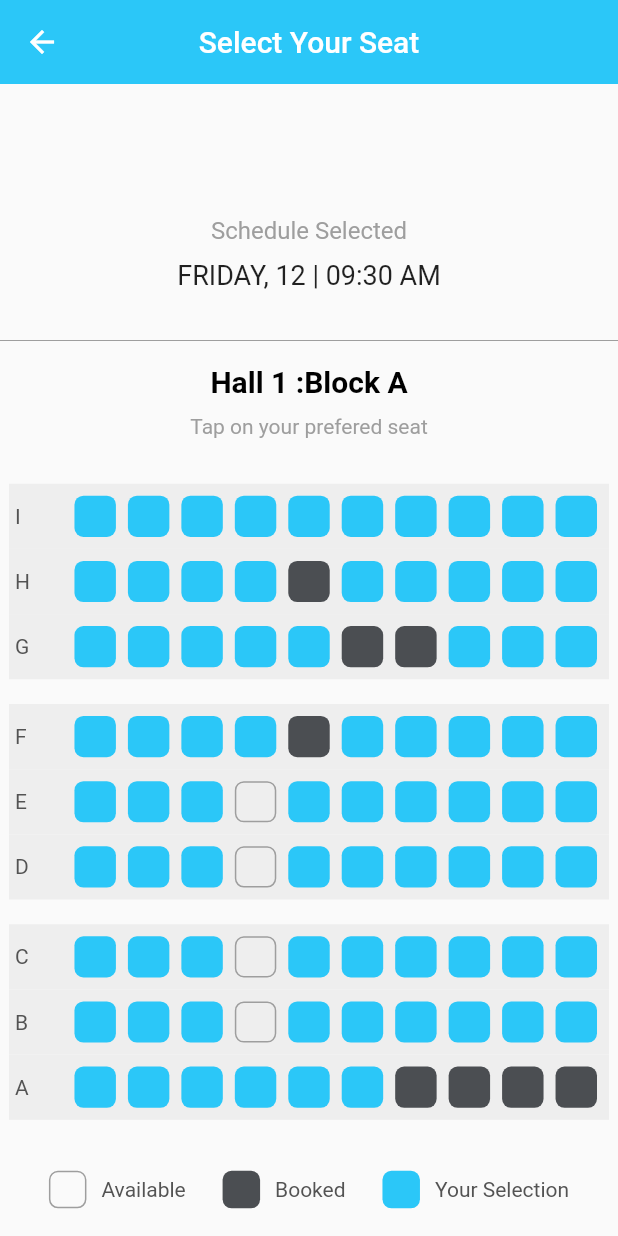
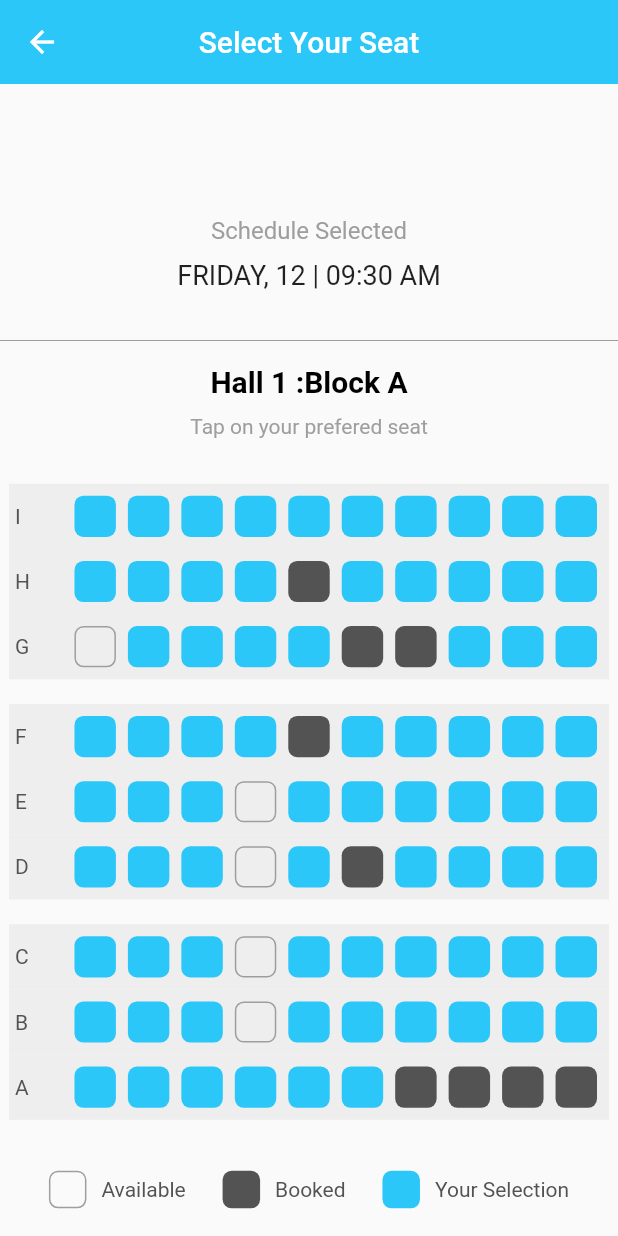
Before and after one commit to tedoham/cinemabook, a Flutter app: the CinemaSeatScreen screen opened directly with empty values, on a phone screen of 412 x 824 dp. Run offline on Flutter 3.47's test engine with Material 2 defaults, Android fonts, the phone set to English and light mode, and no system bars; our stand-ins replace bloc, equatable, flutter_bloc, get_it, google_fonts, image_gallery_saver and 2 more; missing offline and left inert: horizontal_center_date_picker, image_picker_saver, pedantic; network calls fail.

Commit message:
ticket screen with saving image is done

```diff
--- a/lib/presentation/screens/SeatSelector.dart
+++ b/lib/presentation/screens/SeatSelector.dart
@@ -31,10 +31,10 @@ class _SeatSelectorState extends State<SeatSelector> {
     var _chairStatus = [
       [2, 2, 2, 2, 2, 2, 2, 2, 2, 2, 2],
       [2, 2, 2, 2, 3, 2, 2, 2, 2, 2, 2],
-      [2, 2, 2, 2, 2, 3, 3, 2, 2, 2, 2],
+      [1, 2, 2, 2, 2, 3, 3, 2, 2, 2, 2],
       [2, 2, 2, 2, 3, 2, 2, 2, 2, 2, 2],
       [2, 2, 2, 1, 2, 2, 2, 2, 2, 2, 2],
-      [2, 2, 2, 1, 2, 2, 2, 2, 2, 2, 2],
+      [2, 2, 2, 1, 2, 3, 2, 2, 2, 2, 2],
       [2, 2, 2, 1, 2, 2, 2, 2, 2, 2, 2],
       [2, 2, 2, 1, 2, 2, 2, 2, 2, 2, 2],
       [2, 2, 2, 2, 2, 2, 3, 3, 3, 3, 3],
@@ -65,10 +65,10 @@ class _SeatSelectorState extends State<SeatSelector> {
                                 height: size.width / 11 - 10,
                                 margin: EdgeInsets.all(4),
                                 child: _chairStatus[i][x - 1] == 1
-                                    ? BuildChairs.availableChair()
+                                    ? selectedChair("1")
                                     : _chairStatus[i][x - 1] == 2
-                                        ? BuildChairs.selectedChair()
-                                        : BuildChairs.reservedChair(),
+                                        ? selectedChair("2")
+                                        : selectedChair("3"),
                               ),
                       ),
                   ],
@@ -79,6 +79,30 @@ class _SeatSelectorState extends State<SeatSelector> {
       ),
     );
   }
+
+  Widget selectedChair(flag) {
+    return InkWell(
+      child: Container(
+        height: 10.0,
+        width: 10.0,
+        decoration: flag == "1"
+            ? BoxDecoration(
+                border: Border.all(color: Colors.grey),
+                borderRadius: BorderRadius.circular(6.0))
+            : BoxDecoration(
+                color: flag == "2" ? kPrimaryColor : kTextColor,
+                borderRadius: BorderRadius.circular(6.0),
+              ),
+      ),
+      onTap: () {
+        if (flag == "3") {
+          print("You can't change them..");
+        } else {
+          print("Tapped a Container-------" + flag);
+        }
+      },
+    );
+  }
 }
 
 class Seat {
@@ -87,32 +111,28 @@ class Seat {
   Seat({this.isAvailable});
 }
 
-class BuildChairs {
-  static Widget selectedChair() {
-    return Container(
-      height: 10.0,
-      width: 10.0,
-      decoration: BoxDecoration(
-          color: kPrimaryColor, borderRadius: BorderRadius.circular(6.0)),
-    );
-  }
+// class BuildChairs {
+//   // 1 is free seats - gey
+//   // 2 is selected seats - kPrimaryColor
+//   // 3 is reserved seats - kTextDarkColor
+//   static
 
-  static Widget availableChair() {
-    return Container(
-      height: 10.0,
-      width: 10.0,
-      decoration: BoxDecoration(
-          border: Border.all(color: Colors.grey),
-          borderRadius: BorderRadius.circular(6.0)),
-    );
-  }
+// static Widget availableChair() {
+//   return Container(
+//     height: 10.0,
+//     width: 10.0,
+//     decoration: BoxDecoration(
+//         border: Border.all(color: Colors.grey),
+//         borderRadius: BorderRadius.circular(6.0)),
+//   );
+// }
 
-  static Widget reservedChair() {
-    return Container(
-      height: 10.0,
-      width: 10.0,
-      decoration: BoxDecoration(
-          color: kTextDarkColor, borderRadius: BorderRadius.circular(6.0)),
-    );
-  }
-}
+// static Widget reservedChair() {
+//   return Container(
+//     height: 10.0,
+//     width: 10.0,
+//     decoration: BoxDecoration(
+//         color: kTextDarkColor, borderRadius: BorderRadius.circular(6.0)),
+//   );
+// }
+// }
--- a/lib/presentation/screens/cinema_seat_screen.dart
+++ b/lib/presentation/screens/cinema_seat_screen.dart
@@ -1,7 +1,7 @@
 import 'package:cinemabook/data/model/all_movie_model.dart';
 import 'package:cinemabook/presentation/constants.dart';
-import 'package:cinemabook/presentation/screens/CinemaSeatSelector.dart';
 import 'package:cinemabook/presentation/screens/SeatSelector.dart';
+import 'package:cinemabook/presentation/screens/cinema_ticket_screen.dart';
 import 'package:cinemabook/presentation/widgets/Button.dart';
 import 'package:flutter/material.dart';
 
@@ -30,7 +30,102 @@ class _CinemaSeatScreenState extends State<CinemaSeatScreen> {
           mainAxisAlignment: MainAxisAlignment.center,
           children: [
             SizedBox(height: 10),
-            Column(
+            _headMovieInfo(),
+            SizedBox(height: 20),
+            // TicketPage()
+            // FlightTicketApp()
+            // Container(
+            //   color: Colors.grey,
+            SizedBox(height: 5),
+            Divider(color: Colors.grey[500]),
+            // SizedBox(height: 5),
+            _cinemaHallInfo(context),
+            SeatSelector(),
+
+            SizedBox(height: 20),
+
+            _seatInfo(),
+            SizedBox(height: 40),
+
+            _ticketQuantity(),
+            SizedBox(height: 20),
+
+            LargeButton(
+              label: "Confirm your purchase",
+              iconData: Icons.arrow_forward,
+              onTap: () {
+                print("----44444440000000000000--------------->>>>>>>>");
+                Navigator.push(
+                  context,
+                  MaterialPageRoute(builder: (context) => CinemaTicketScreen()),
+                );
+              },
+            ),
+
+            // ),
+          ],
+        ),
+      ),
+    );
+  }
+
+  Container _cinemaHallInfo(BuildContext context) {
+    return Container(
+      // color: Colors.grey[300],
+      width: MediaQuery.of(context).size.width,
+      child: Padding(
+        padding: const EdgeInsets.all(8.0),
+        child: Column(
+          children: [
+            Text(
+              "Hall 1 :Block A",
+              style: TextStyle(
+                fontSize: 20.0,
+                fontWeight: FontWeight.bold,
+                color: Colors.black,
+              ),
+            ),
+            SizedBox(height: 10),
+            Text(
+              "Tap on your prefered seat",
+              style: TextStyle(
+                fontSize: 14.0,
+                color: Colors.grey[500],
+              ),
+            ),
+          ],
+        ),
+      ),
+    );
+  }
+
+  Container _ticketQuantity() {
+    return Container(
+      margin: const EdgeInsets.all(15.0),
+      padding: const EdgeInsets.all(20.0),
+      decoration: BoxDecoration(
+        border: Border.all(color: Colors.grey[400]),
+        borderRadius: BorderRadius.all(Radius.circular(50.0)),
+      ),
+      child: Row(
+        crossAxisAlignment: CrossAxisAlignment.center,
+        mainAxisAlignment: MainAxisAlignment.spaceBetween,
+        children: [
+          Text("TICKET QTY "),
+          _ticketQty("1"),
+          Container(height: 35, child: VerticalDivider(color: Colors.grey)),
+          Text("TOTAL PAYABLE: "),
+          Text(
+            "75 Br",
+            style: TextStyle(color: Colors.black, fontSize: 30),
+          ),
+        ],
+      ),
+    );
+  }
+
+  Column _headMovieInfo() {
+    return Column(
       children: [
         Container(
           padding: EdgeInsets.symmetric(vertical: 20),
@@ -61,47 +156,11 @@ class _CinemaSeatScreenState extends State<CinemaSeatScreen> {
           ),
         ),
       ],
-            ),
-            SizedBox(height: 20),
-            // TicketPage()
-            // FlightTicketApp()
-            // Container(
-            //   color: Colors.grey,
-            SizedBox(height: 5),
-            Divider(color: Colors.grey[500]),
-            // SizedBox(height: 5),
-            Container(
-              // color: Colors.grey[300],
-              width: MediaQuery.of(context).size.width,
-              child: Padding(
-                padding: const EdgeInsets.all(8.0),
-                child: Column(
-                  children: [
-                    Text(
-                      "Hall 1 :Block A",
-                      style: TextStyle(
-                        fontSize: 20.0,
-                        fontWeight: FontWeight.bold,
-                        color: Colors.black,
-                      ),
-                    ),
-                    SizedBox(height: 10),
-                    Text(
-                      "Tap on your prefered seat",
-                      style: TextStyle(
-                        fontSize: 14.0,
-                        color: Colors.grey[500],
-                      ),
-                    ),
-                  ],
-                ),
-              ),
-            ),
-            SeatSelector(),
+    );
+  }
 
-            SizedBox(height: 20),
-
-            Padding(
+  Padding _seatInfo() {
+    return Padding(
       padding: const EdgeInsets.all(8.0),
       child: Container(
         child: Row(
@@ -113,8 +172,9 @@ class _CinemaSeatScreenState extends State<CinemaSeatScreen> {
                 Container(
                     height: 25,
                     width: 25,
-                          child: BuildChairs.availableChair(),
-                        ),
+                    decoration: BoxDecoration(
+                        border: Border.all(color: Colors.grey),
+                        borderRadius: BorderRadius.circular(6.0))),
                 SizedBox(width: 10),
                 Text("Available"),
               ],
@@ -124,7 +184,10 @@ class _CinemaSeatScreenState extends State<CinemaSeatScreen> {
                 Container(
                   height: 25,
                   width: 25,
-                          child: BuildChairs.reservedChair(),
+                  decoration: BoxDecoration(
+                    color: kTextColor,
+                    borderRadius: BorderRadius.circular(6.0),
+                  ),
                 ),
                 SizedBox(width: 10),
                 Text("Booked"),
@@ -135,7 +198,10 @@ class _CinemaSeatScreenState extends State<CinemaSeatScreen> {
                 Container(
                   height: 25,
                   width: 25,
-                          child: BuildChairs.selectedChair(),
+                  decoration: BoxDecoration(
+                    color: kPrimaryColor,
+                    borderRadius: BorderRadius.circular(6.0),
+                  ),
                 ),
                 SizedBox(width: 10),
                 Text("Your Selection"),
@@ -144,76 +210,13 @@ class _CinemaSeatScreenState extends State<CinemaSeatScreen> {
           ],
         ),
       ),
-            ),
-            SizedBox(height: 40),
-            //   shape: RoundedRectangleBorder(
-            // side: BorderSide(
-            //     color: Colors.grey[400], width: 2, style: BorderStyle.solid),
-            // borderRadius: BorderRadius.circular(15.0)),
-            Container(
-              margin: const EdgeInsets.all(15.0),
-              padding: const EdgeInsets.all(20.0),
-              decoration: BoxDecoration(
-                border: Border.all(color: Colors.grey[400]),
-                borderRadius: BorderRadius.all(Radius.circular(50.0)),
-              ),
-              child: Row(
-                crossAxisAlignment: CrossAxisAlignment.center,
-                mainAxisAlignment: MainAxisAlignment.spaceBetween,
-                children: [
-                  Text("TICKET QTY "),
-                  // Row(
-                  //   children: [
-                  //     Text(
-                  //       "2",
-                  //       style: TextStyle(color: Colors.black, fontSize: 30),
-                  //     ),
-                  //     _ticketQty("1")
-                  //   ],
-                  // ),
-                  _ticketQty("1"),
-                  // Divider(
-                  //   thickness: 3,
-                  //   height: 20,
-                  // ),
-                  Text("TOTAL PAYABLE: "),
-                  Text(
-                    "75 Br",
-                    style: TextStyle(color: Colors.black, fontSize: 30),
-                  ),
-                ],
-              ),
-            ),
-            SizedBox(height: 20),
-
-            LargeButton(
-              label: "Confirm your purchase",
-              iconData: Icons.arrow_forward,
-              onTap: () {
-                print("----44444440000000000000--------------->>>>>>>>");
-                // Navigator.push(
-                //   context,
-                //   MaterialPageRoute(
-                //       builder: (context) =>
-                //           CinemaSeatScreen(movieInfo: widget.movieDetail)),
-                // );
-              },
-            ),
-
-            // ),
-          ],
-        ),
-      ),
-
-      // ],
-      // ),
-      // ),
     );
   }
 
   DropdownButton _ticketQty(_value) => DropdownButton<String>(
         iconEnabledColor: Colors.black,
         style: TextStyle(color: Colors.black, fontSize: 30),
+        underline: SizedBox(),
         items: [
           DropdownMenuItem(
             value: "1",
--- a/pubspec.yaml
+++ b/pubspec.yaml
@@ -35,6 +35,10 @@ dependencies:
   video_player: ^1.0.1
   flutter_bloc: ^6.1.1
   google_fonts: ^1.1.1
+  path_provider: ^1.6.24
+  image_picker_saver: ^0.3.0
+  permission_handler: ^5.0.1+1
+  image_gallery_saver: '^1.6.7'
   horizontal_center_date_picker: ^1.0.0+2
 
   # The following adds the Cupertino Icons font to your application.
```
Also changed, not shown: lib/presentation/screens/SeatSelector3.dart (deleted, +0 -149 lines), lib/presentation/screens/cinema_ticket_screen.dart (+215 -0 lines), pubspec.lock, 1 other file. Lines whose indentation alone changed are shown as unchanged.
